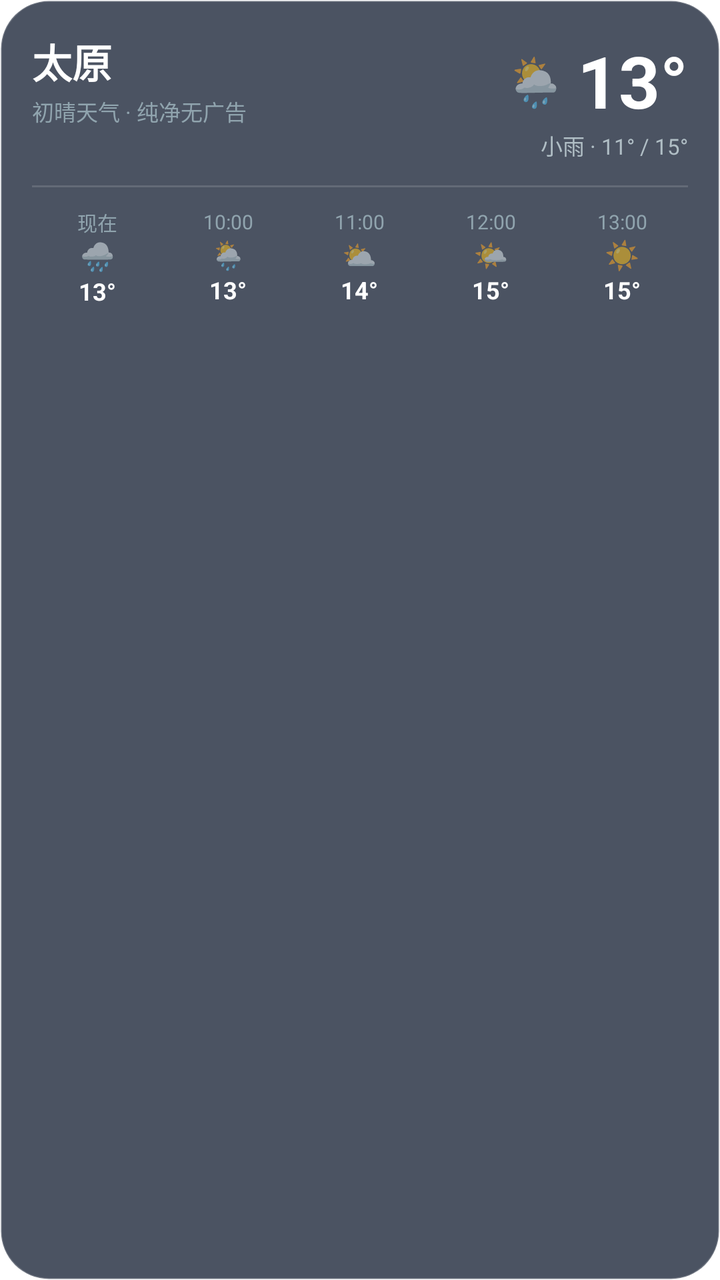
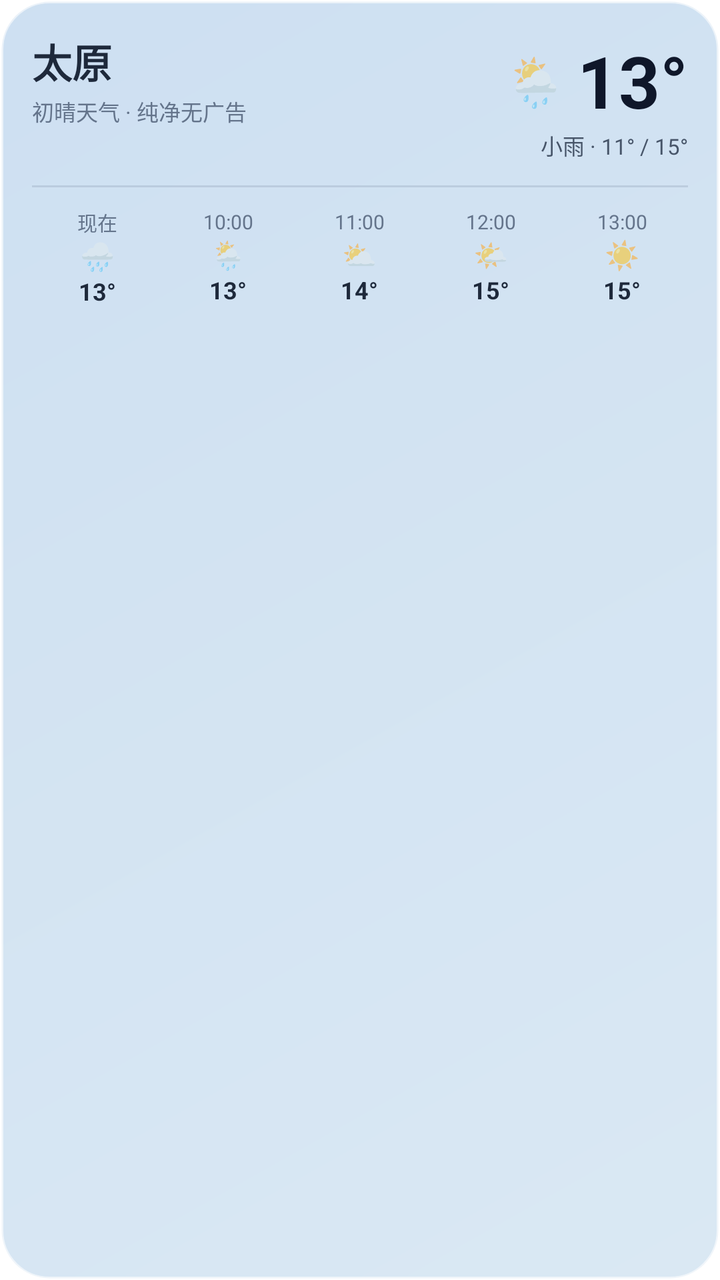

An Android layout rendered at two revisions. The XML below is the earlier revision; the diff shows what the commit changed to produce the second picture.
<!-- AndroidManifest.xml: fallback theme Theme.MaterialComponents.DayNight.NoActionBar -->
<!-- res/layout/widget_4x2.xml -->
<?xml version="1.0" encoding="utf-8"?>
<LinearLayout xmlns:android="http://schemas.android.com/apk/res/android"
    android:id="@+id/widget_4x2_root"
    android:layout_width="match_parent"
    android:layout_height="match_parent"
    android:background="@drawable/widget_bg"
    android:orientation="vertical"
    android:padding="16dp">

    
    <RelativeLayout
        android:layout_width="match_parent"
        android:layout_height="wrap_content">

        <LinearLayout
            android:layout_width="wrap_content"
            android:layout_height="wrap_content"
            android:orientation="vertical">

            <TextView
                android:id="@+id/widget_4x2_city"
                android:layout_width="wrap_content"
                android:layout_height="wrap_content"
                android:text="太原"
                android:textColor="#FFFFFF"
                android:textSize="20sp"
                android:textStyle="bold" />

            <TextView
                android:id="@+id/widget_4x2_date"
                android:layout_width="wrap_content"
                android:layout_height="wrap_content"
                android:layout_marginTop="2dp"
                android:text="初晴天气 · 纯净无广告"
                android:textColor="#90A4AE"
                android:textSize="11sp" />
        </LinearLayout>

        <LinearLayout
            android:layout_width="wrap_content"
            android:layout_height="wrap_content"
            android:layout_alignParentEnd="true"
            android:gravity="end"
            android:orientation="vertical">

            <LinearLayout
                android:layout_width="wrap_content"
                android:layout_height="wrap_content"
                android:gravity="center_vertical"
                android:orientation="horizontal">

                <TextView
                    android:id="@+id/widget_4x2_icon"
                    android:layout_width="wrap_content"
                    android:layout_height="wrap_content"
                    android:layout_marginEnd="6dp"
                    android:text="🌦️"
                    android:textSize="24sp" />

                <TextView
                    android:id="@+id/widget_4x2_temp"
                    android:layout_width="wrap_content"
                    android:layout_height="wrap_content"
                    android:text="13°"
                    android:textColor="#FFFFFF"
                    android:textSize="36sp"
                    android:textStyle="bold" />
            </LinearLayout>

            <TextView
                android:id="@+id/widget_4x2_desc"
                android:layout_width="wrap_content"
                android:layout_height="wrap_content"
                android:text="小雨 · 11° / 15°"
                android:textColor="#B0BEC5"
                android:textSize="11sp" />
        </LinearLayout>
    </RelativeLayout>

    
    <View
        android:layout_width="match_parent"
        android:layout_height="1dp"
        android:layout_marginTop="12dp"
        android:layout_marginBottom="10dp"
        android:background="#22FFFFFF" />

    
    <LinearLayout
        android:layout_width="match_parent"
        android:layout_height="wrap_content"
        android:gravity="center"
        android:orientation="horizontal">

        <LinearLayout
            android:layout_width="0dp"
            android:layout_height="wrap_content"
            android:layout_weight="1"
            android:gravity="center"
            android:orientation="vertical">
            <TextView
                android:layout_width="wrap_content"
                android:layout_height="wrap_content"
                android:text="现在"
                android:textColor="#90A4AE"
                android:textSize="10sp" />
            <TextView
                android:layout_width="wrap_content"
                android:layout_height="wrap_content"
                android:text="🌧️"
                android:textSize="14sp" />
            <TextView
                android:layout_width="wrap_content"
                android:layout_height="wrap_content"
                android:text="13°"
                android:textColor="#FFFFFF"
                android:textSize="12sp"
                android:textStyle="bold" />
        </LinearLayout>

        <LinearLayout
            android:layout_width="0dp"
            android:layout_height="wrap_content"
            android:layout_weight="1"
            android:gravity="center"
            android:orientation="vertical">
            <TextView
                android:layout_width="wrap_content"
                android:layout_height="wrap_content"
                android:text="10:00"
                android:textColor="#90A4AE"
                android:textSize="10sp" />
            <TextView
                android:layout_width="wrap_content"
                android:layout_height="wrap_content"
                android:text="🌦️"
                android:textSize="14sp" />
            <TextView
                android:layout_width="wrap_content"
                android:layout_height="wrap_content"
                android:text="13°"
                android:textColor="#FFFFFF"
                android:textSize="12sp"
                android:textStyle="bold" />
        </LinearLayout>

        <LinearLayout
            android:layout_width="0dp"
            android:layout_height="wrap_content"
            android:layout_weight="1"
            android:gravity="center"
            android:orientation="vertical">
            <TextView
                android:layout_width="wrap_content"
                android:layout_height="wrap_content"
                android:text="11:00"
                android:textColor="#90A4AE"
                android:textSize="10sp" />
            <TextView
                android:layout_width="wrap_content"
                android:layout_height="wrap_content"
                android:text="⛅"
                android:textSize="14sp" />
            <TextView
                android:layout_width="wrap_content"
                android:layout_height="wrap_content"
                android:text="14°"
                android:textColor="#FFFFFF"
                android:textSize="12sp"
                android:textStyle="bold" />
        </LinearLayout>

        <LinearLayout
            android:layout_width="0dp"
            android:layout_height="wrap_content"
            android:layout_weight="1"
            android:gravity="center"
            android:orientation="vertical">
            <TextView
                android:layout_width="wrap_content"
                android:layout_height="wrap_content"
                android:text="12:00"
                android:textColor="#90A4AE"
                android:textSize="10sp" />
            <TextView
                android:layout_width="wrap_content"
                android:layout_height="wrap_content"
                android:text="🌤️"
                android:textSize="14sp" />
            <TextView
                android:layout_width="wrap_content"
                android:layout_height="wrap_content"
                android:text="15°"
                android:textColor="#FFFFFF"
                android:textSize="12sp"
                android:textStyle="bold" />
        </LinearLayout>

        <LinearLayout
            android:layout_width="0dp"
            android:layout_height="wrap_content"
            android:layout_weight="1"
            android:gravity="center"
            android:orientation="vertical">
            <TextView
                android:layout_width="wrap_content"
                android:layout_height="wrap_content"
                android:text="13:00"
                android:textColor="#90A4AE"
                android:textSize="10sp" />
            <TextView
                android:layout_width="wrap_content"
                android:layout_height="wrap_content"
                android:text="☀️"
                android:textSize="14sp" />
            <TextView
                android:layout_width="wrap_content"
                android:layout_height="wrap_content"
                android:text="15°"
                android:textColor="#FFFFFF"
                android:textSize="12sp"
                android:textStyle="bold" />
        </LinearLayout>

    </LinearLayout>

</LinearLayout>
<!-- resources referenced by this layout -->
<resources>
  <!-- drawable widget_bg (drawable) -->
  <?xml version="1.0" encoding="utf-8"?>
  <shape xmlns:android="http://schemas.android.com/apk/res/android">
      <solid android:color="#CC1E293B" />
      <corners android:radius="24dp" />
      <stroke android:width="1dp" android:color="#33FFFFFF" />
  </shape>
</resources>

<!-- the commit's change to res/layout/widget_4x2.xml (unified diff, before → after) -->
@@ -22,7 +22,7 @@
                 android:layout_width="wrap_content"
                 android:layout_height="wrap_content"
                 android:text="太原"
-                android:textColor="#FFFFFF"
+                android:textColor="#1E293B"
                 android:textSize="20sp"
                 android:textStyle="bold" />
 
@@ -32,7 +32,7 @@
                 android:layout_height="wrap_content"
                 android:layout_marginTop="2dp"
                 android:text="初晴天气 · 纯净无广告"
-                android:textColor="#90A4AE"
+                android:textColor="#64748B"
                 android:textSize="11sp" />
         </LinearLayout>
 
@@ -62,7 +62,7 @@
                     android:layout_width="wrap_content"
                     android:layout_height="wrap_content"
                     android:text="13°"
-                    android:textColor="#FFFFFF"
+                    android:textColor="#0F172A"
                     android:textSize="36sp"
                     android:textStyle="bold" />
             </LinearLayout>
@@ -72,7 +72,7 @@
                 android:layout_width="wrap_content"
                 android:layout_height="wrap_content"
                 android:text="小雨 · 11° / 15°"
-                android:textColor="#B0BEC5"
+                android:textColor="#475569"
                 android:textSize="11sp" />
         </LinearLayout>
     </RelativeLayout>
@@ -83,7 +83,7 @@
         android:layout_height="1dp"
         android:layout_marginTop="12dp"
         android:layout_marginBottom="10dp"
-        android:background="#22FFFFFF" />
+        android:background="#3364748B" />
 
     
     <LinearLayout
@@ -102,7 +102,7 @@
                 android:layout_width="wrap_content"
                 android:layout_height="wrap_content"
                 android:text="现在"
-                android:textColor="#90A4AE"
+                android:textColor="#64748B"
                 android:textSize="10sp" />
             <TextView
                 android:layout_width="wrap_content"
@@ -113,7 +113,7 @@
                 android:layout_width="wrap_content"
                 android:layout_height="wrap_content"
                 android:text="13°"
-                android:textColor="#FFFFFF"
+                android:textColor="#1E293B"
                 android:textSize="12sp"
                 android:textStyle="bold" />
         </LinearLayout>
@@ -128,7 +128,7 @@
                 android:layout_width="wrap_content"
                 android:layout_height="wrap_content"
                 android:text="10:00"
-                android:textColor="#90A4AE"
+                android:textColor="#64748B"
                 android:textSize="10sp" />
             <TextView
                 android:layout_width="wrap_content"
@@ -139,7 +139,7 @@
                 android:layout_width="wrap_content"
                 android:layout_height="wrap_content"
                 android:text="13°"
-                android:textColor="#FFFFFF"
+                android:textColor="#1E293B"
                 android:textSize="12sp"
                 android:textStyle="bold" />
         </LinearLayout>
@@ -154,7 +154,7 @@
                 android:layout_width="wrap_content"
                 android:layout_height="wrap_content"
                 android:text="11:00"
-                android:textColor="#90A4AE"
+                android:textColor="#64748B"
                 android:textSize="10sp" />
             <TextView
                 android:layout_width="wrap_content"
@@ -165,7 +165,7 @@
                 android:layout_width="wrap_content"
                 android:layout_height="wrap_content"
                 android:text="14°"
-                android:textColor="#FFFFFF"
+                android:textColor="#1E293B"
                 android:textSize="12sp"
                 android:textStyle="bold" />
         </LinearLayout>
@@ -180,7 +180,7 @@
                 android:layout_width="wrap_content"
                 android:layout_height="wrap_content"
                 android:text="12:00"
-                android:textColor="#90A4AE"
+                android:textColor="#64748B"
                 android:textSize="10sp" />
             <TextView
                 android:layout_width="wrap_content"
@@ -191,7 +191,7 @@
                 android:layout_width="wrap_content"
                 android:layout_height="wrap_content"
                 android:text="15°"
-                android:textColor="#FFFFFF"
+                android:textColor="#1E293B"
                 android:textSize="12sp"
                 android:textStyle="bold" />
         </LinearLayout>
@@ -206,7 +206,7 @@
                 android:layout_width="wrap_content"
                 android:layout_height="wrap_content"
                 android:text="13:00"
-                android:textColor="#90A4AE"
+                android:textColor="#64748B"
                 android:textSize="10sp" />
             <TextView
                 android:layout_width="wrap_content"
@@ -217,7 +217,7 @@
                 android:layout_width="wrap_content"
                 android:layout_height="wrap_content"
                 android:text="15°"
-                android:textColor="#FFFFFF"
+                android:textColor="#1E293B"
                 android:textSize="12sp"
                 android:textStyle="bold" />
         </LinearLayout>
<!-- resource entries referenced after the edit -->
@@ -3,9 +3,13 @@
   <!-- drawable widget_bg (drawable) -->
   <?xml version="1.0" encoding="utf-8"?>
   <shape xmlns:android="http://schemas.android.com/apk/res/android">
-      <solid android:color="#CC1E293B" />
+      
+      <gradient
+          android:angle="135"
+          android:startColor="#E6D6E6F2"
+          android:endColor="#E6C8DCF0" />
       <corners android:radius="24dp" />
-      <stroke android:width="1dp" android:color="#33FFFFFF" />
+      <stroke android:width="1.5dp" android:color="#99FFFFFF" />
   </shape>
 </resources>
 
